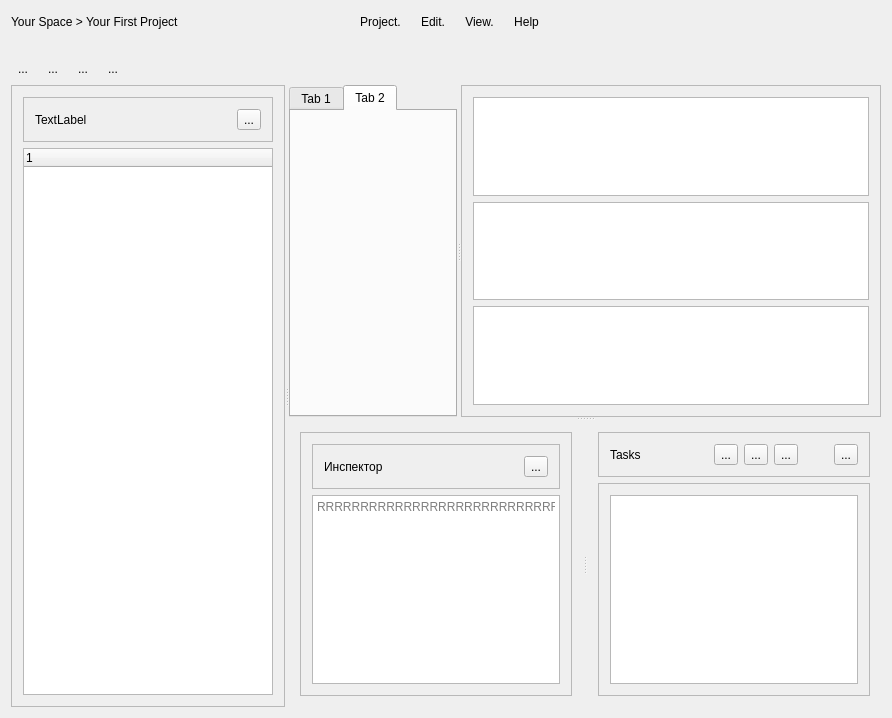
nebrosarth/TestApp, file TestApp/TestApp.ui: the form before one commit.
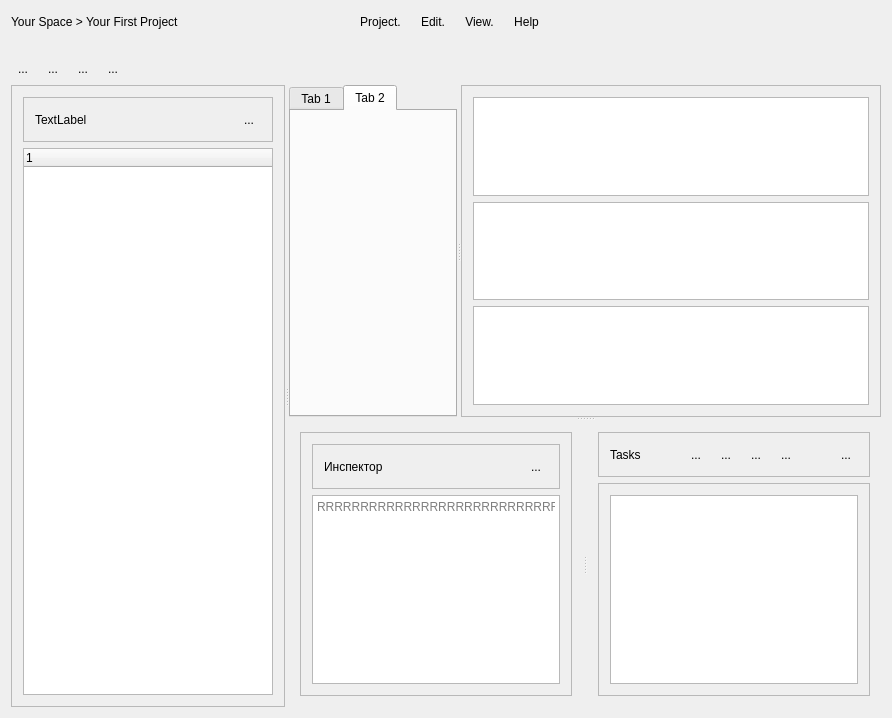
The form after the commit. Icons and pictures are not drawn.

Commit message: 1. Complete tasks logic 2. Icons for task buttons

Diff of the .ui file:
```diff
--- a/TestApp/TestApp.ui
+++ b/TestApp/TestApp.ui
@@ -241,6 +241,13 @@
             <property name="text">
              <string>...</string>
             </property>
+            <property name="icon">
+             <iconset>
+              <normaloff>resources/images/Menu.png</normaloff>resources/images/Menu.png</iconset>
+            </property>
+            <property name="autoRaise">
+             <bool>true</bool>
+            </property>
            </widget>
           </item>
          </layout>
@@ -338,8 +345,8 @@
              <rect>
               <x>0</x>
               <y>0</y>
-              <width>290</width>
-              <height>213</height>
+              <width>244</width>
+              <height>244</height>
              </rect>
             </property>
             <layout class="QGridLayout" name="gridLayout_5">
@@ -387,6 +394,13 @@
                   <property name="text">
                    <string>...</string>
                   </property>
+                  <property name="icon">
+                   <iconset>
+                    <normaloff>resources/images/Menu.png</normaloff>resources/images/Menu.png</iconset>
+                  </property>
+                  <property name="autoRaise">
+                   <bool>true</bool>
+                  </property>
                  </widget>
                 </item>
                </layout>
@@ -434,6 +448,19 @@
               <property name="text">
                <string>...</string>
               </property>
+              <property name="icon">
+               <iconset>
+                <normaloff>resources/images/Plus.png</normaloff>resources/images/Plus.png</iconset>
+              </property>
+              <property name="iconSize">
+               <size>
+                <width>30</width>
+                <height>30</height>
+               </size>
+              </property>
+              <property name="autoRaise">
+               <bool>true</bool>
+              </property>
              </widget>
             </item>
             <item>
@@ -441,12 +468,61 @@
               <property name="text">
                <string>...</string>
               </property>
+              <property name="icon">
+               <iconset>
+                <normaloff>resources/images/Circled Play.png</normaloff>resources/images/Circled Play.png</iconset>
+              </property>
+              <property name="iconSize">
+               <size>
+                <width>30</width>
+                <height>30</height>
+               </size>
+              </property>
+              <property name="toolButtonStyle">
+               <enum>Qt::ToolButtonIconOnly</enum>
+              </property>
+              <property name="autoRaise">
+               <bool>true</bool>
+              </property>
              </widget>
             </item>
             <item>
              <widget class="QToolButton" name="toolButton_9">
               <property name="text">
                <string>...</string>
+              </property>
+              <property name="icon">
+               <iconset>
+                <normaloff>resources/images/Pause Button.png</normaloff>resources/images/Pause Button.png</iconset>
+              </property>
+              <property name="iconSize">
+               <size>
+                <width>30</width>
+                <height>30</height>
+               </size>
+              </property>
+              <property name="autoRaise">
+               <bool>true</bool>
+              </property>
+             </widget>
+            </item>
+            <item>
+             <widget class="QToolButton" name="cancelTaskButton">
+              <property name="text">
+               <string>...</string>
+              </property>
+              <property name="icon">
+               <iconset>
+                <normaloff>resources/images/Stop Circled.png</normaloff>resources/images/Stop Circled.png</iconset>
+              </property>
+              <property name="iconSize">
+               <size>
+                <width>30</width>
+                <height>30</height>
+               </size>
+              </property>
+              <property name="autoRaise">
+               <bool>true</bool>
               </property>
              </widget>
             </item>
@@ -471,6 +547,19 @@
               <property name="text">
                <string>...</string>
               </property>
+              <property name="icon">
+               <iconset>
+                <normaloff>resources/images/Menu.png</normaloff>resources/images/Menu.png</iconset>
+              </property>
+              <property name="iconSize">
+               <size>
+                <width>30</width>
+                <height>20</height>
+               </size>
+              </property>
+              <property name="autoRaise">
+               <bool>true</bool>
+              </property>
              </widget>
             </item>
            </layout>
```
Left out of the diff: 22 changed lines with no effect on the pictures. The commit also changes 14 other files.
